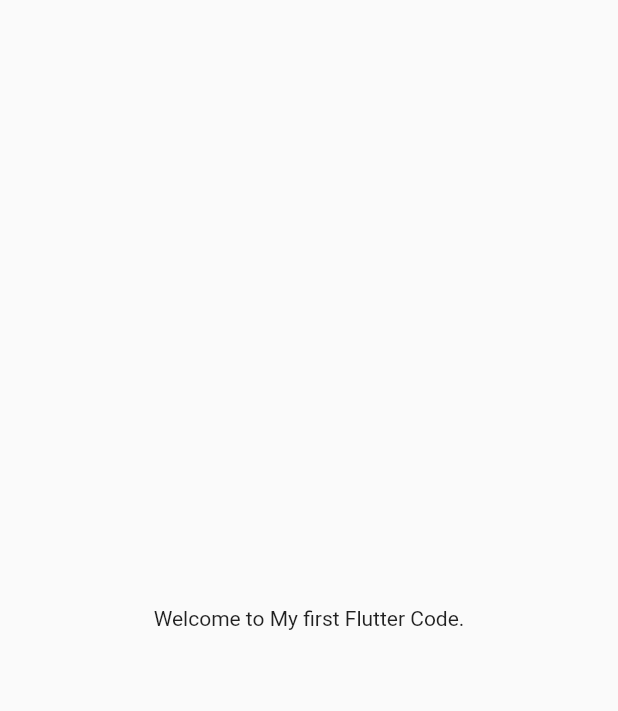
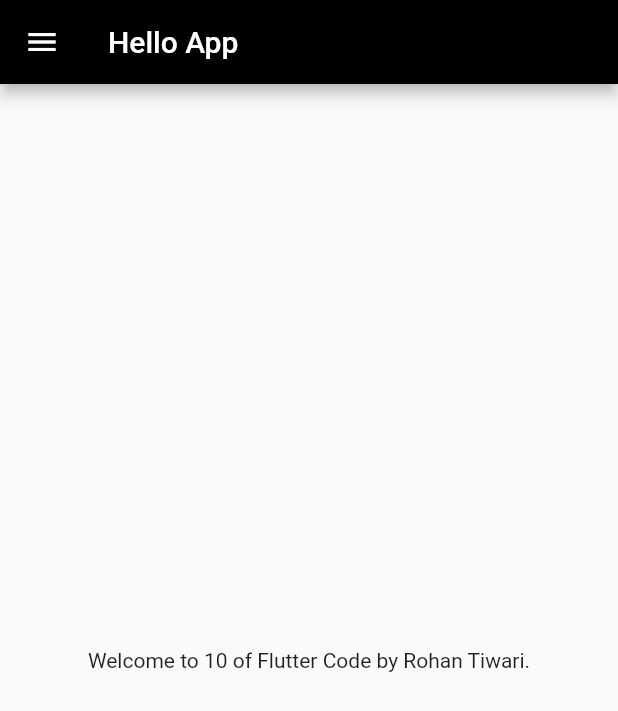
Before and after one commit to mairohanhoon/Flutter_projects, a Flutter app: the screen it shows after launch, on a phone screen of 412 x 824 dp. Shown: the top 711 px of the screen. Run offline on Flutter 3.47's test engine with Material 2 defaults, Android fonts, the phone set to English and light mode, and no system bars.

Commit message:
New Files Created

```diff
--- /dev/null
+++ b/hello/lib/home_page.dart
@@ -0,0 +1,22 @@
+import 'package:flutter/material.dart';
+
+class HomePage extends StatelessWidget {
+  const HomePage({super.key});
+
+  @override
+  Widget build(BuildContext context) {
+    final days = 10;
+    final name = "Rohan Tiwari";
+    return Scaffold(
+      appBar: AppBar(backgroundColor: Color.fromRGBO(1, 1, 1, 1),
+      title: Text("Hello App"),
+      ),
+      body: Center(
+        child: Container(
+          child: Text("Welcome to $days of Flutter Code by ${name}."),
+        ),
+      ),
+      drawer: Drawer(),
+    );
+  }
+}
--- a/hello/lib/main.dart
+++ b/hello/lib/main.dart
@@ -1,4 +1,5 @@
 import 'package:flutter/material.dart';
+import 'package:hello/home_page.dart';
 
 void main() {
   runApp(MyApp());
@@ -9,14 +10,9 @@ class MyApp extends StatelessWidget {
 
   @override
   Widget build(BuildContext context) {
+
     return MaterialApp(
-      home: Material(
-        child: Center(
-          child: Container(
-            child: Text("Welcome to My first Flutter Code."),
-          ),
-        ),
-      ),
+      home: HomePage(),
     );
   }
 }
```
